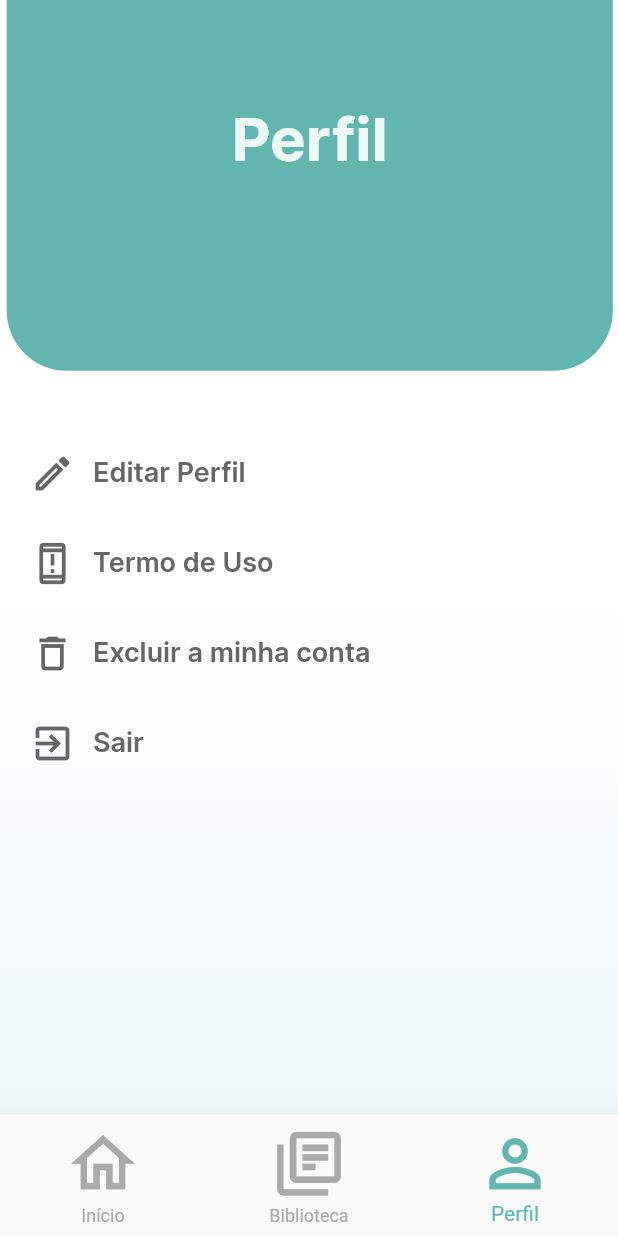
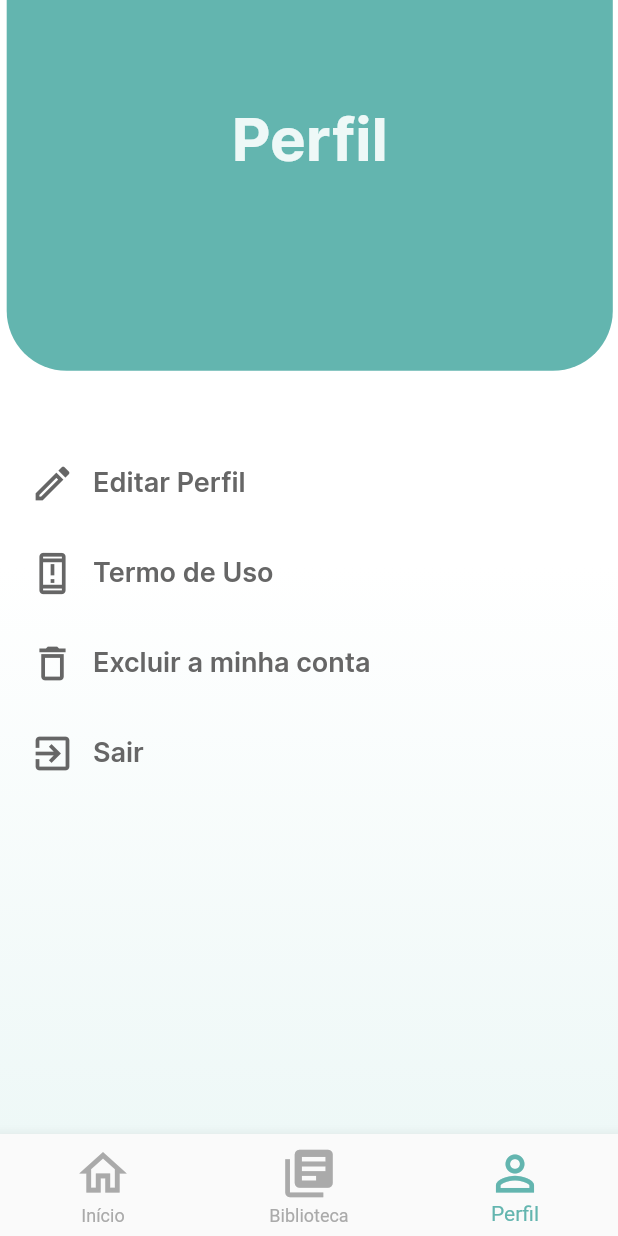
Before and after one commit to ramonzacarias/minha_estante, a Flutter app: the HomePage screen opened by its route, item 3 of the bottom bar chosen, on a phone screen of 412 x 824 dp. Run offline on Flutter 3.47's test engine with Material 2 defaults, Android fonts, the phone set to English and light mode, and no system bars; our stand-ins replace firebase_auth, firebase_core, flutter_secure_storage, get_it; accounts and stored records are empty; network calls fail.

Commit message:
Alterando o tamanho dos icones

```diff
--- a/lib/commom/widgets/custom_home_page.dart
+++ b/lib/commom/widgets/custom_home_page.dart
@@ -35,7 +35,7 @@ class _HomePageState extends State<HomePage> {
       bottomNavigationBar: BottomNavigationBar(
         selectedItemColor: AppColors.greenTwo,
         unselectedItemColor: AppColors.graffite,
-        iconSize: 51.0,
+        iconSize: 38.0,
         currentIndex: _currentIndex,
         onTap: onTabTapped,
         items: const [
@@ -44,7 +44,7 @@ class _HomePageState extends State<HomePage> {
             label: 'Início',
           ),
           BottomNavigationBarItem(
-            icon: Icon(Icons.my_library_books_outlined),
+            icon: Icon(Icons.my_library_books),
             label: 'Biblioteca',
           ),
           BottomNavigationBarItem(
--- a/lib/features/home/home_page.dart
+++ b/lib/features/home/home_page.dart
@@ -90,7 +90,7 @@ class _HomeState extends State<Home> {
             )
           ),
           Container(
-            height: 220,
+            height: 200,
             child: ListView.builder(
               scrollDirection: Axis.horizontal,
               itemCount: 5,
@@ -130,7 +130,7 @@ class _HomeState extends State<Home> {
             )
           ),
           Container(
-            height: 220,
+            height: 200,
             child: ListView.builder(
               scrollDirection: Axis.horizontal,
               itemCount: 5,
@@ -170,7 +170,7 @@ class _HomeState extends State<Home> {
             )
           ),
           Container(
-            height: 220,
+            height: 200,
             child: ListView.builder(
               scrollDirection: Axis.horizontal,
               itemCount: 5,
```
